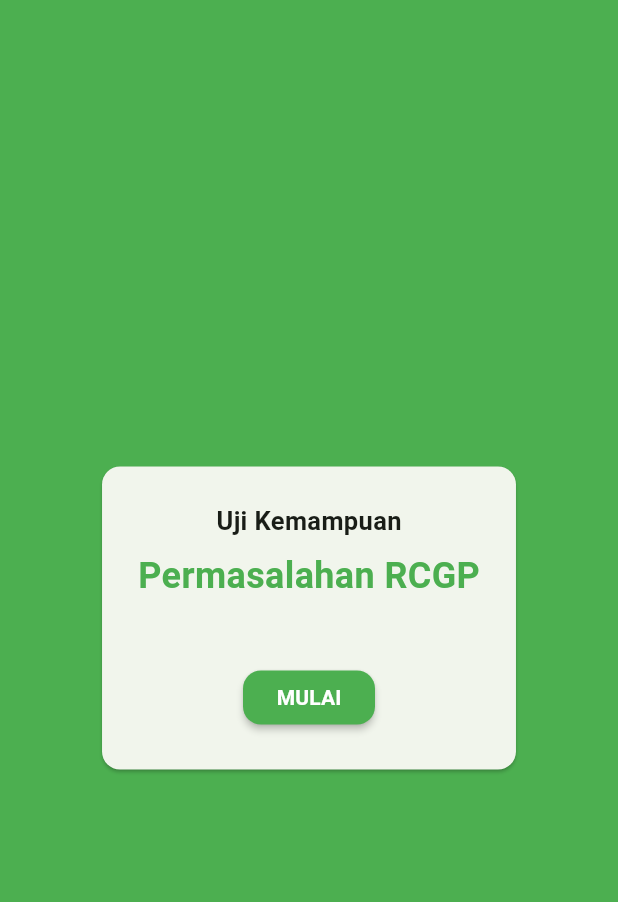
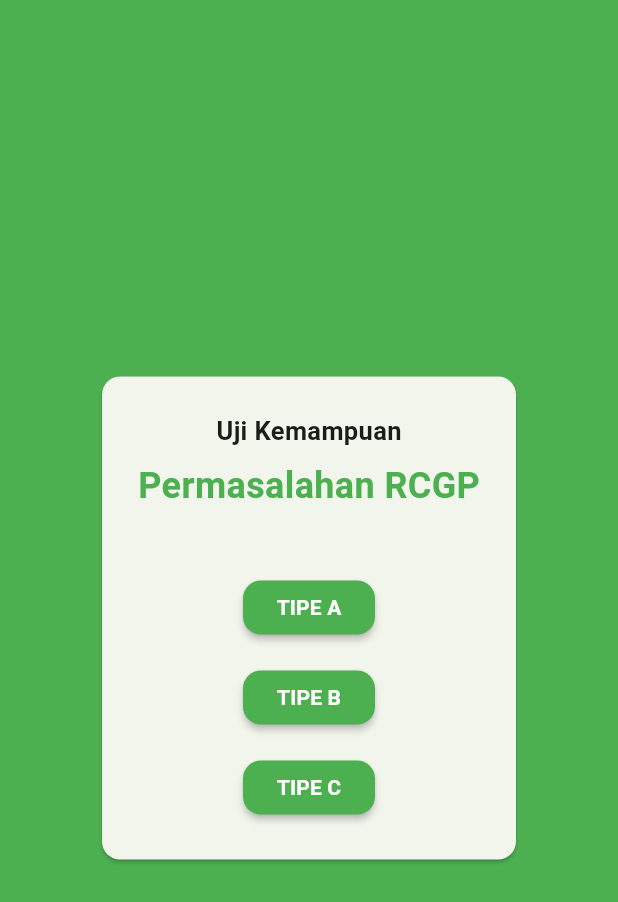
Before and after one commit to anjarmath/grpc, a Flutter app: the screen it shows after launch, on a phone screen of 412 x 824 dp. Shown: the top 902 px of the screen. Run offline on Flutter 3.47's test engine with Material 2 defaults, Android fonts, the light colour scheme and no system bars; our stand-ins replace flutter_riverpod, go_router; missing offline and left inert: tex_text.

Commit message:
add model 2&3

```diff
--- a/lib/routes/router.dart
+++ b/lib/routes/router.dart
@@ -19,16 +19,20 @@ final routerProvider = Provider<GoRouter>((ref) {
         builder: (context, state) => const HomeScreen(),
       ),
       GoRoute(
-        parentNavigatorKey: routeNavigator,
         name: 'masalah',
         path: '/masalah',
-        builder: (context, state) => const MasalahScreen(),
+        builder: (context, state) => MasalahScreen(
+          type: state.queryParameters["type"],
+        ),
+        parentNavigatorKey: routeNavigator,
       ),
       GoRoute(
         parentNavigatorKey: routeNavigator,
         name: 'test',
         path: '/test',
-        builder: (context, state) => const TestScreen(),
+        builder: (context, state) => TestScreen(
+          type: state.queryParameters["type"],
+        ),
       ),
       GoRoute(
         parentNavigatorKey: routeNavigator,
--- a/lib/view/controller/questions.dart
+++ b/lib/view/controller/questions.dart
@@ -107,7 +107,7 @@ List<QuestionModel> questions = <QuestionModel>[
     number: '8.A',
     correctAnswer: [1],
     question:
-        r'Berdasarkan pertanyaan pada masalah 7 dan bukti yang ditulis Iwan,',
+        r'Berdasarkan pertanyaan pada masalah pembuktian dan bukti yang ditulis Iwan,',
     subquestion:
         r'a. Kondisi minimal apa saja yang diperlukan/diberikan (premis)?',
     choices: <ChoicesModel>[
@@ -129,11 +129,11 @@ List<QuestionModel> questions = <QuestionModel>[
     number: '8.B',
     correctAnswer: [2],
     question:
-        r'Berdasarkan pertanyaan pada masalah 7 dan bukti yang ditulis Iwan,',
+        r'Berdasarkan pertanyaan pada masalah pembuktian dan bukti yang ditulis Iwan,',
     subquestion: r'b.	Apa kesimpulan dari bukti ini (konklusi)?',
     choices: <ChoicesModel>[
       ChoicesModel(choiceString: r'$\Delta BMD \cong \Delta CMD$'),
-      ChoicesModel(choiceString: r'$\angle DCA \cong \angle DAC$'),
+      ChoicesModel(choiceString: r'$\bar{DA}\cong \bar{DC}$'),
       ChoicesModel(choiceString: r'$\angle DCA \cong \angle DAC$'),
       ChoicesModel(
           choiceString: r'Segitiga $\Delta DBC$ adalah segitiga samakaki'),
--- a/lib/view/screen/home_screen.dart
+++ b/lib/view/screen/home_screen.dart
@@ -41,10 +41,38 @@ class _HomeScreenState extends State<HomeScreen> {
                   AppButton(
                     color: Colors.green,
                     onPressed: () {
-                      context.go('/masalah');
+                      context.go('/masalah?type=1');
                     },
                     text: const Text(
-                      'MULAI',
+                      'TIPE A',
+                      style: TextStyle(
+                        fontWeight: FontWeight.w700,
+                        color: Colors.white,
+                      ),
+                    ),
+                  ),
+                  const SizedBox(height: 12),
+                  AppButton(
+                    color: Colors.green,
+                    onPressed: () {
+                      context.go('/masalah?type=2');
+                    },
+                    text: const Text(
+                      'TIPE B',
+                      style: TextStyle(
+                        fontWeight: FontWeight.w700,
+                        color: Colors.white,
+                      ),
+                    ),
+                  ),
+                  const SizedBox(height: 12),
+                  AppButton(
+                    color: Colors.green,
+                    onPressed: () {
+                      context.go('/masalah?type=3');
+                    },
+                    text: const Text(
+                      'TIPE C',
                       style: TextStyle(
                         fontWeight: FontWeight.w700,
                         color: Colors.white,
--- a/pubspec.yaml
+++ b/pubspec.yaml
@@ -11,7 +11,7 @@ dependencies:
     sdk: flutter
   tex_text: ^0.1.8
   flutter_riverpod: ^2.3.6
-  go_router: ^10.0.0
+  go_router: ^7.0.2
   firebase_core: ^2.15.0
 
   cupertino_icons: ^1.0.2
```
Also changed, not shown: lib/view/controller/image_controller.dart (added, +24 -0 lines), lib/view/widget/build_masalah.dart (added, +15 -0 lines), lib/view/widget/permasalahan_content.dart (+142 -4 lines), lib/view/widget/quiz_bar.dart (+9 -4 lines), assets/img/flowchart.png (added), assets/img/permasalahan.png, assets/img/q2a.png, assets/img/q2b.png, assets/img/q2c.png, assets/img/q2d.png, assets/img/q2e.png, pubspec.lock, 3 other files.
